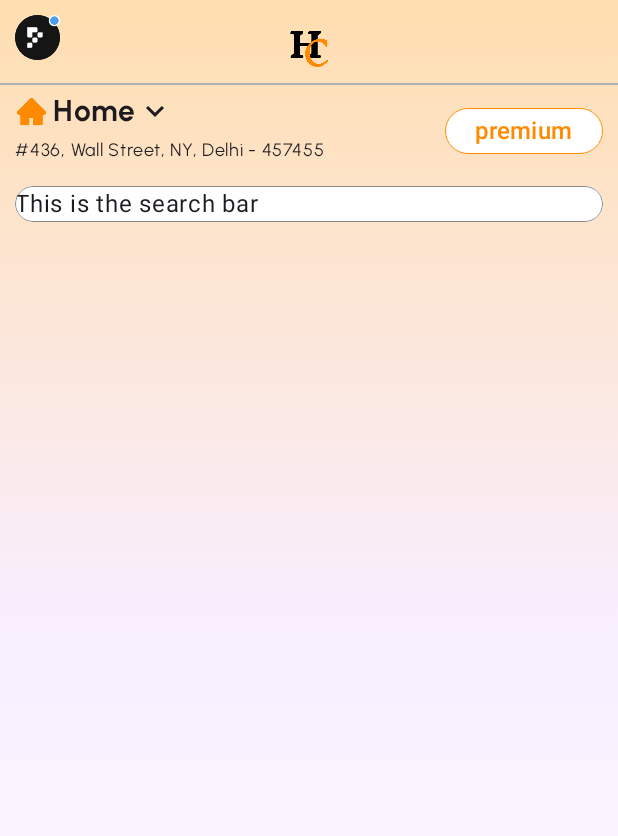
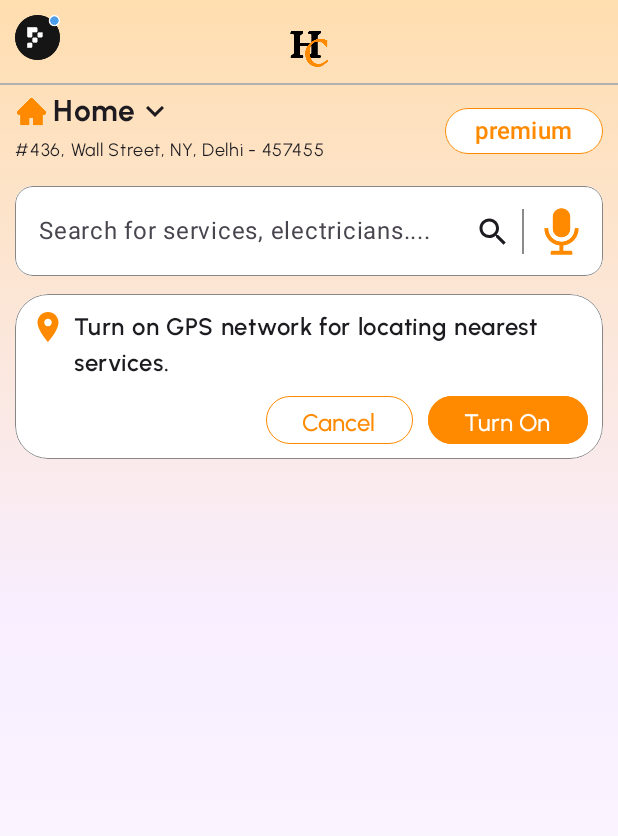
Before and after one commit to xGamma-in/HandyConnect, an Android app built with Jetpack Compose: the screen it shows after launch (MainActivity), on a phone screen of 412 x 824 dp. Shown: the top 836 px of the screen. Run offline under Robolectric (Android 15) with nearby library versions, the phone set to English and light mode, and no system bars.

Commit message:
feat(UI): Added GPS component.
Signed-off-by: alwinvarghese <jsmadesimple@gmail.com>

```diff
--- a/androidApp/src/main/java/com/alwinsden/finalebuild/android/MainComponent.kt
+++ b/androidApp/src/main/java/com/alwinsden/finalebuild/android/MainComponent.kt
@@ -41,7 +41,6 @@ import androidx.compose.ui.res.painterResource
 import androidx.compose.ui.text.font.FontWeight
 import androidx.compose.ui.unit.dp
 import androidx.compose.ui.unit.sp
-import com.alwinsden.finalebuild.android.ui.SearchBar
 
 @OptIn(ExperimentalMaterial3Api::class)
 @Composable
@@ -171,6 +170,7 @@ fun VerticalScrollMain() {
                 }
             }
             SearchBar()
+            GpsAlert()
         }
     }
 }
--- a/androidApp/src/main/java/com/alwinsden/finalebuild/android/Particulars.kt
+++ b/androidApp/src/main/java/com/alwinsden/finalebuild/android/Particulars.kt
@@ -1,5 +1,6 @@
 package com.alwinsden.finalebuild.android
 
+import androidx.compose.ui.graphics.Color
 import androidx.compose.ui.text.font.Font
 import androidx.compose.ui.text.font.FontFamily
 import androidx.compose.ui.text.font.FontWeight
@@ -13,3 +14,6 @@ var urbanistFont = FontFamily(
     Font(R.font.urbanist_bold, FontWeight.Bold),
     Font(R.font.urbanist_extrabold, FontWeight.ExtraBold)
 )
+
+//colors
+var StndOrange = Color(0xFFFF8A00)
--- a/androidApp/src/main/java/com/alwinsden/finalebuild/android/ui/composables.kt
+++ b/androidApp/src/main/java/com/alwinsden/finalebuild/android/ui/composables.kt
@@ -1,46 +1,171 @@
-package com.alwinsden.finalebuild.android.ui
+//package com.alwinsden.finalebuild.android.ui
+package com.alwinsden.finalebuild.android
 
+import androidx.compose.foundation.BorderStroke
+import androidx.compose.foundation.Image
 import androidx.compose.foundation.background
 import androidx.compose.foundation.border
+import androidx.compose.foundation.layout.Arrangement
 import androidx.compose.foundation.layout.Box
+import androidx.compose.foundation.layout.Column
 import androidx.compose.foundation.layout.Row
 import androidx.compose.foundation.layout.fillMaxWidth
+import androidx.compose.foundation.layout.height
 import androidx.compose.foundation.layout.padding
+import androidx.compose.foundation.layout.size
+import androidx.compose.foundation.layout.width
 import androidx.compose.foundation.shape.RoundedCornerShape
+import androidx.compose.material.icons.Icons
+import androidx.compose.material.icons.filled.LocationOn
+import androidx.compose.material.icons.filled.Search
+import androidx.compose.material3.ButtonDefaults
+import androidx.compose.material3.Divider
+import androidx.compose.material3.ExperimentalMaterial3Api
+import androidx.compose.material3.Icon
+import androidx.compose.material3.OutlinedButton
 import androidx.compose.material3.Text
+import androidx.compose.material3.TextField
+import androidx.compose.material3.TextFieldDefaults
 import androidx.compose.runtime.Composable
+import androidx.compose.runtime.getValue
+import androidx.compose.runtime.mutableStateOf
+import androidx.compose.runtime.remember
+import androidx.compose.runtime.setValue
+import androidx.compose.ui.Alignment
 import androidx.compose.ui.Modifier
 import androidx.compose.ui.draw.clip
 import androidx.compose.ui.graphics.Color
+import androidx.compose.ui.res.painterResource
+import androidx.compose.ui.text.font.FontWeight
 import androidx.compose.ui.unit.dp
+import androidx.compose.ui.unit.sp
 
 //An alert box for the GPS
 @Composable
 fun GpsAlert() {
-    Box() {
-        Text(text = "Turn on GPS network for locating nearest services.")
+    Box(
+        modifier = Modifier
+            .padding(start = 10.dp, end = 10.dp, top = 12.dp)
+            .clip(RoundedCornerShape(20))
+    ) {
+        Column(
+            modifier = Modifier
+                .background(color = Color.White)
+                .fillMaxWidth()
+                .border(
+                    color = Color(0xFF878787), shape = RoundedCornerShape(20), width = .5.dp
+                )
+                .height(110.dp),
+        ) {
+            Row(
+                modifier = Modifier.padding(
+                    vertical = 10.dp, horizontal = 10.dp
+                )
+            ) {
+                Icon(
+                    imageVector = Icons.Default.LocationOn,
+                    contentDescription = "location pin",
+                    tint = Color(0xFFFF8A00)
+                )
+                Text(
+                    text = "Turn on GPS network for locating nearest services.",
+                    fontFamily = urbanistFont,
+                    fontWeight = FontWeight.SemiBold,
+                    modifier = Modifier.padding(start = 5.dp)
+                )
+            }
+            Row(
+                modifier = Modifier
+                    .fillMaxWidth()
+                    .padding(
+                        end = 10.dp,
+                        bottom = 10.dp
+                    ),
+                horizontalArrangement = Arrangement.End,
+            ) {
+                OutlinedButton(
+                    onClick = { /*TODO*/ }, border = BorderStroke(.5.dp, color = StndOrange)
+                ) {
+                    Text(
+                        text = "Cancel",
+                        fontFamily = urbanistFont,
+                        fontSize = 16.sp,
+                        color = StndOrange
+                    )
+                }
+                OutlinedButton(
+                    onClick = { /*TODO*/ }, colors = ButtonDefaults.buttonColors(
+                        containerColor = StndOrange
+                    ),
+                    border = BorderStroke(.5.dp, color = StndOrange),
+                    modifier = Modifier.padding(start = 10.dp)
+                ) {
+                    Text(
+                        text = "Turn On",
+                        color = Color.White,
+                        fontFamily = urbanistFont,
+                        fontSize = 16.sp
+                    )
+                }
+            }
+        }
     }
 }
 
 //Search bar for the main login
+@OptIn(ExperimentalMaterial3Api::class)
 @Composable
 fun SearchBar() {
+    var input by remember {
+        mutableStateOf("")
+    }
     Box(
         modifier = Modifier
             .padding(start = 10.dp, end = 10.dp, top = 12.dp)
-            .clip(RoundedCornerShape(50))
+            .clip(RoundedCornerShape(20))
     ) {
         Row(
             modifier = Modifier
                 .background(color = Color.White)
                 .fillMaxWidth()
                 .border(
-                    color = Color(0xFF878787),
-                    shape = RoundedCornerShape(50),
-                    width = .5.dp
+                    color = Color(0xFF878787), shape = RoundedCornerShape(20), width = .5.dp
                 )
+                .height(60.dp),
+            verticalAlignment = Alignment.CenterVertically,
+            horizontalArrangement = Arrangement.SpaceBetween
         ) {
-            Text(text = "This is the search bar")
+            TextField(
+                value = input,
+                onValueChange = {
+                    input = it
+                },
+                colors = TextFieldDefaults.textFieldColors(
+                    containerColor = Color.White,
+                    focusedIndicatorColor = Color.White,
+                    unfocusedIndicatorColor = Color.White,
+                    focusedTextColor = Color.Black
+                ),
+                singleLine = true,
+                placeholder = { Text(text = "Search for services, electricians....") },
+            )
+            Row(
+                verticalAlignment = Alignment.CenterVertically,
+                horizontalArrangement = Arrangement.spacedBy(7.dp),
+                modifier = Modifier.padding(end = 10.dp)
+            ) {
+                Icon(imageVector = Icons.Default.Search, contentDescription = "Search icon")
+                Divider(
+                    color = Color(0xFF8B8B8B), modifier = Modifier
+                        .height(30.dp)
+                        .width(1.dp)
+                )
+                Image(
+                    painter = painterResource(id = R.drawable.microphone_icon),
+                    contentDescription = "Mic Icons",
+                    modifier = Modifier.size(35.dp)
+                )
+            }
         }
     }
 }
```
Also changed, not shown: androidApp/src/main/res/drawable/microphone_icon.png (added).
